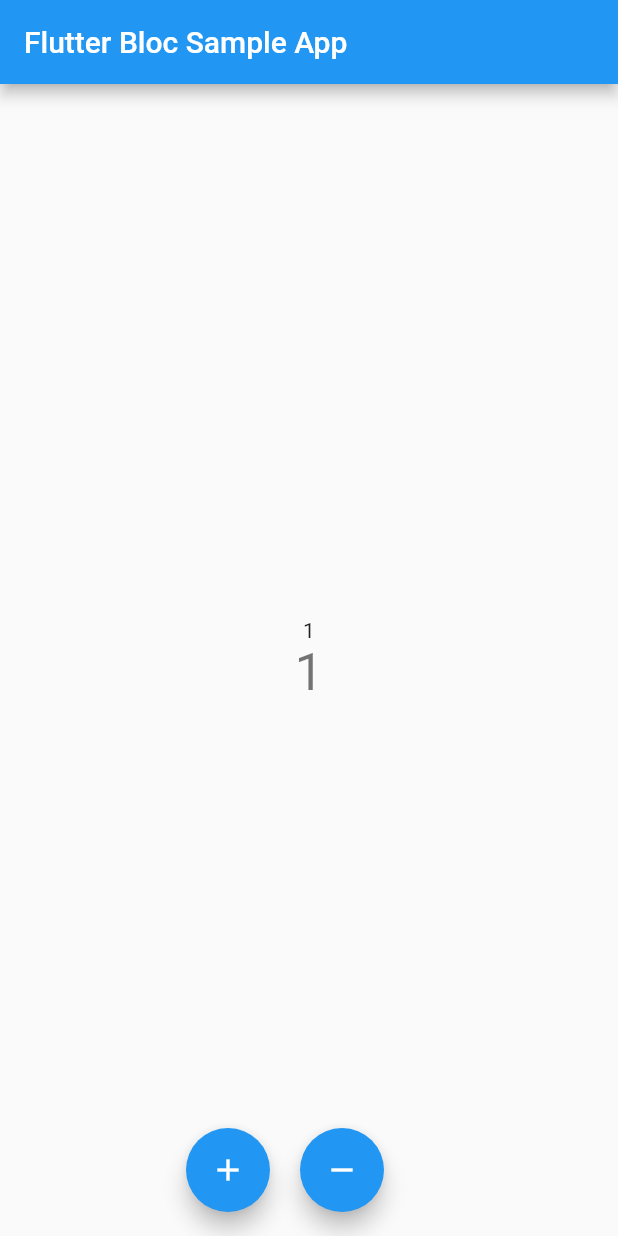
After one commit to anivkuttan/Bloc, a Flutter app: the CounterBlocView screen opened directly, after a tap on the "add" icon, after a tap on the "remove" icon, on a phone screen of 412 x 824 dp. The commit adds this screen. Run offline on Flutter 3.47's test engine with Material 2 defaults, Android fonts, the phone set to English and light mode, and no system bars; our stand-ins replace bloc, flutter_bloc.

Commit message:
file name orrderd

```diff
--- a/lib/bloc/counter_bloc.dart
+++ b/lib/Bloc/CounterBloc/counter_bloc.dart
@@ -1,5 +1,6 @@
+
+
 import 'package:bloc/bloc.dart';
-import 'package:meta/meta.dart';
 
 part 'counter_event.dart';
 part 'counter_state.dart';
@@ -14,7 +15,9 @@ class CounterBloc extends Bloc<CounterEvent, CounterState> {
     /// and The funcinality are preformed hear
     on<CounterIncrementEvent>((event, emit) {
       /// emit the State (emit notifys the Buiders)
-      emit(CounterIncrementState(state.counter + 1));
+      emit(CounterIncrementState(
+          incresedCounter: state.counter + 1,
+          textString: event.incrementEventValue));
     });
 
     on<CounterDecrementEvent>((event, emit) => decrementFunction(event, emit));
@@ -22,6 +25,8 @@ class CounterBloc extends Bloc<CounterEvent, CounterState> {
 
   void decrementFunction(
       CounterDecrementEvent event, Emitter<CounterState> emit) {
-    emit(CounterDecrementState(state.counter - 1));
+    emit(CounterDecrementState(
+      decrementCounter: state.counter - 1,
+    ));
   }
 }
--- /dev/null
+++ b/lib/Bloc/CounterBloc/counter_bloc_view.dart
@@ -0,0 +1,71 @@
+import 'package:flutter/material.dart';
+import 'package:flutter_bloc/flutter_bloc.dart';
+
+import 'counter_bloc.dart';
+
+class CounterBlocView extends StatefulWidget {
+  const CounterBlocView({super.key});
+
+  @override
+  State<CounterBlocView> createState() => _CounterBlocViewState();
+}
+
+class _CounterBlocViewState extends State<CounterBlocView> {
+  @override
+  Widget build(BuildContext context) {
+    return Scaffold(
+      appBar: AppBar(
+        title: const Text('Flutter Bloc Sample App'),
+      ),
+      body: Center(
+        child: Column(
+          mainAxisAlignment: MainAxisAlignment.center,
+          children: <Widget>[
+            BlocBuilder<CounterBloc, CounterState>(
+              builder: (context, state) {
+                return Column(
+                  children: [
+                    Text(
+                      state.counter.toString(),
+                    ),
+                    Text(
+                      state.counter.toString(),
+                      style: Theme.of(context).textTheme.headlineMedium,
+                    ),
+                  ],
+                );
+              },
+            ),
+          ],
+        ),
+      ),
+      floatingActionButton: Row(
+        mainAxisAlignment: MainAxisAlignment.center,
+        children: [
+          FloatingActionButton(
+            onPressed: () {
+              context
+                  .read<CounterBloc>()
+                  .add(CounterIncrementEvent("Anikuttan From Button"));
+            },
+            tooltip: 'Increment',
+            child: const Icon(Icons.add),
+          ),
+          const SizedBox(
+            width: 20,
+          ),
+          FloatingActionButton(
+            onPressed: () {
+              /// hear when the Decrement Button Clicked our Counter Value Decrease by 1
+              /// so whenEver the button Clicked we notifying  (context.read.add)
+              /// the Decrement Event in Called.it treger The Bloc to emit the Decrement State
+              context.read<CounterBloc>().add(CounterDecrementEvent());
+            },
+            tooltip: 'Decrement',
+            child: const Icon(Icons.remove),
+          ),
+        ],
+      ),
+    );
+  }
+}
--- /dev/null
+++ b/lib/Bloc/CounterBloc/counter_event.dart
@@ -0,0 +1,17 @@
+part of 'counter_bloc.dart';
+
+abstract class CounterEvent {}
+
+///  this is Abstract class all events based on this class
+///  No need to declear any variables hear
+///  because event class only use to triger the state class
+
+class CounterIncrementEvent extends CounterEvent {
+  final String incrementEventValue;
+  CounterIncrementEvent(this.incrementEventValue);
+}
+
+/// this counter event oNly Contain 2 events
+/// one is +
+/// another is -
+class CounterDecrementEvent extends CounterEvent {}
--- /dev/null
+++ b/lib/Bloc/CounterBloc/counter_state.dart
@@ -0,0 +1,37 @@
+part of 'counter_bloc.dart';
+
+
+abstract class CounterState {
+  /// this is CounterState Abstract class this class is responsible of any state
+  /// extend by this class
+  final int counter;
+
+  /// the abstract class contains all variables
+
+  const CounterState({required this.counter});
+}
+
+class CounterInitialState extends CounterState {
+  const CounterInitialState()
+      : super(
+          counter: 1,
+        );
+
+  /// hear the initial state value is passing through super class
+}
+
+class CounterIncrementState extends CounterState {
+  /// in this class IncrementState class need increment Value
+  /// so the value getting through constructor and pass through the supper class
+  final int incresedCounter;
+  final String? textString;
+  const CounterIncrementState({required this.incresedCounter, this.textString})
+      : super(counter: incresedCounter);
+}
+
+class CounterDecrementState extends CounterState {
+  ///hear the same as incrementState class
+  final int decrementCounter;
+  const CounterDecrementState({required this.decrementCounter})
+      : super(counter: decrementCounter);
+}
--- a/lib/bloc/counter_event.dart
+++ /dev/null
@@ -1,13 +0,0 @@
-part of 'counter_bloc.dart';
-
-@immutable
-abstract class CounterEvent {}
-///  this is Abstract class all events based on this class
-///  No need to declear any variables hear
-///  because event class only use to triger the state class
-
-class CounterIncrementEvent extends CounterEvent {}
-/// this counter event oNly Contain 2 events
-/// one is +
-/// another is -
-class CounterDecrementEvent extends CounterEvent {}
--- a/lib/bloc/counter_state.dart
+++ /dev/null
@@ -1,29 +0,0 @@
-part of 'counter_bloc.dart';
-
-@immutable
-abstract class CounterState {
-  /// this is CounterState Abstract class this class is responsible of any state
-  /// extend by this class
-  final int counter;
-  /// the abstract class contains all variables
-
-  const CounterState(this.counter);
-}
-
-class CounterInitialState extends CounterState {
-  const CounterInitialState() : super(1);
-  /// hear the initial state value is passing through super class
-}
-
-class CounterIncrementState extends CounterState {
-  /// in this class IncrementState class need increment Value
-  /// so the value getting through constructor and pass through the supper class
-  final int incresedCounter;
-  const CounterIncrementState(this.incresedCounter) : super(incresedCounter);
-}
-
-class CounterDecrementState extends CounterState {
-///hear the same as incrementState class
-  final int decrementCounter;
-  const CounterDecrementState(this.decrementCounter) : super(decrementCounter);
-}
--- a/lib/main.dart
+++ b/lib/main.dart
@@ -1,6 +1,8 @@
-import 'package:bloc_sample/bloc/counter_bloc.dart';
 import 'package:flutter/material.dart';
 import 'package:flutter_bloc/flutter_bloc.dart';
+
+import 'Bloc/CounterBloc/counter_bloc.dart';
+import 'Bloc/CounterBloc/counter_bloc_view.dart';
 
 void main() {
   runApp(const MyApp());
@@ -18,66 +20,8 @@ class MyApp extends StatelessWidget {
       ),
       home: BlocProvider<CounterBloc>(
         create: (context) => CounterBloc(),
-        child: const MyHomePage(),
+        child: const CounterBlocView(),
       ),
     );
   }
 }
-
-class MyHomePage extends StatefulWidget {
-  const MyHomePage({super.key});
-
-  @override
-  State<MyHomePage> createState() => _MyHomePageState();
-}
-
-class _MyHomePageState extends State<MyHomePage> {
-  @override
-  Widget build(BuildContext context) {
-    return Scaffold(
-      appBar: AppBar(
-        title: const Text('Flutter Bloc Sample App'),
-      ),
-      body: Center(
-        child: Column(
-          mainAxisAlignment: MainAxisAlignment.center,
-          children: <Widget>[
-            const Text(
-              'You have pushed the button this many times',
-            ),
-            BlocBuilder<CounterBloc, CounterState>(
-              builder: (context, state) {
-                return Text(
-                  state.counter.toString(),
-                  style: Theme.of(context).textTheme.headlineMedium,
-                );
-              },
-            ),
-          ],
-        ),
-      ),
-      floatingActionButton: Row(
-        mainAxisAlignment: MainAxisAlignment.center,
-        children: [
-          FloatingActionButton(
-            onPressed: () {
-              context.read<CounterBloc>().add(CounterIncrementEvent());
-            },
-            tooltip: 'Increment',
-            child: const Icon(Icons.add),
-          ),
-          const SizedBox(
-            width: 20,
-          ),
-          FloatingActionButton(
-            onPressed: () {
-              context.read<CounterBloc>().add(CounterDecrementEvent());
-            },
-            tooltip: 'Decrement',
-            child: const Icon(Icons.remove),
-          ),
-        ],
-      ),
-    );
-  }
-}
```
